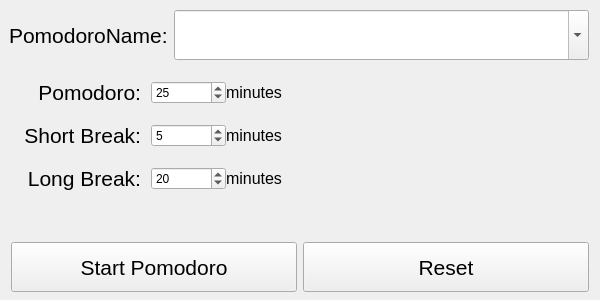
Old version of the form ui/TimerWindow.ui in the repository mayuso/Qomodoro.
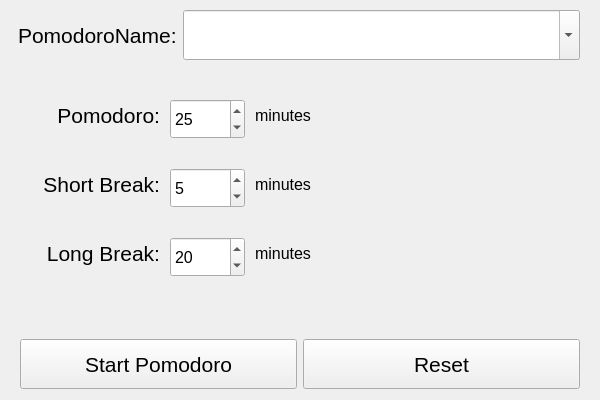
New version of the form. Custom widgets are drawn as their Qt base class.

Commit message: Improved alignment in Timer Window

```diff
--- a/ui/TimerWindow.ui
+++ b/ui/TimerWindow.ui
@@ -7,7 +7,7 @@
     <x>0</x>
     <y>0</y>
     <width>600</width>
-    <height>300</height>
+    <height>400</height>
    </rect>
   </property>
   <property name="windowTitle">
@@ -18,13 +18,13 @@
     <number>0</number>
    </property>
    <property name="leftMargin">
-    <number>0</number>
+    <number>9</number>
    </property>
    <property name="topMargin">
     <number>0</number>
    </property>
    <property name="rightMargin">
-    <number>0</number>
+    <number>9</number>
    </property>
    <property name="bottomMargin">
     <number>0</number>
@@ -94,6 +94,12 @@
           <height>50</height>
          </size>
         </property>
+        <property name="maximumSize">
+         <size>
+          <width>16777215</width>
+          <height>50</height>
+         </size>
+        </property>
         <property name="font">
          <font>
           <pointsize>16</pointsize>
@@ -156,7 +162,7 @@
            </property>
            <layout class="QHBoxLayout" name="horizontalLayout">
             <property name="spacing">
-             <number>0</number>
+             <number>10</number>
             </property>
             <property name="leftMargin">
              <number>0</number>
@@ -196,7 +202,7 @@
                <set>Qt::AlignRight|Qt::AlignTrailing|Qt::AlignVCenter</set>
               </property>
               <property name="indent">
-               <number>10</number>
+               <number>0</number>
               </property>
              </widget>
             </item>
@@ -211,15 +217,20 @@
               <property name="minimumSize">
                <size>
                 <width>75</width>
-                <height>0</height>
+                <height>40</height>
                </size>
               </property>
               <property name="maximumSize">
                <size>
                 <width>75</width>
-                <height>16777215</height>
+                <height>50</height>
                </size>
               </property>
+              <property name="font">
+               <font>
+                <pointsize>12</pointsize>
+               </font>
+              </property>
               <property name="minimum">
                <number>10</number>
               </property>
@@ -274,7 +285,7 @@
            </property>
            <layout class="QHBoxLayout" name="horizontalLayout_4">
             <property name="spacing">
-             <number>0</number>
+             <number>10</number>
             </property>
             <property name="leftMargin">
              <number>0</number>
@@ -314,7 +325,7 @@
                <set>Qt::AlignRight|Qt::AlignTrailing|Qt::AlignVCenter</set>
               </property>
               <property name="indent">
-               <number>10</number>
+               <number>0</number>
               </property>
              </widget>
             </item>
@@ -329,15 +340,20 @@
               <property name="minimumSize">
                <size>
                 <width>75</width>
-                <height>0</height>
+                <height>40</height>
                </size>
               </property>
               <property name="maximumSize">
                <size>
                 <width>75</width>
-                <height>16777215</height>
+                <height>50</height>
                </size>
               </property>
+              <property name="font">
+               <font>
+                <pointsize>12</pointsize>
+               </font>
+              </property>
               <property name="minimum">
                <number>1</number>
               </property>
@@ -392,7 +408,7 @@
            </property>
            <layout class="QHBoxLayout" name="horizontalLayout_3">
             <property name="spacing">
-             <number>0</number>
+             <number>10</number>
             </property>
             <property name="leftMargin">
              <number>0</number>
@@ -432,7 +448,7 @@
                <set>Qt::AlignRight|Qt::AlignTrailing|Qt::AlignVCenter</set>
               </property>
               <property name="indent">
-               <number>10</number>
+               <number>0</number>
               </property>
              </widget>
             </item>
@@ -447,15 +463,20 @@
               <property name="minimumSize">
                <size>
                 <width>75</width>
-                <height>0</height>
+                <height>40</height>
                </size>
               </property>
               <property name="maximumSize">
                <size>
                 <width>75</width>
-                <height>16777215</height>
+                <height>50</height>
                </size>
               </property>
+              <property name="font">
+               <font>
+                <pointsize>12</pointsize>
+               </font>
+              </property>
               <property name="minimum">
                <number>5</number>
               </property>
@@ -507,7 +528,7 @@
         </property>
         <property name="sizeHint" stdset="0">
          <size>
-          <width>30</width>
+          <width>20</width>
           <height>20</height>
          </size>
         </property>
@@ -525,7 +546,7 @@
          <string/>
         </property>
         <property name="alignment">
-         <set>Qt::AlignLeading|Qt::AlignLeft|Qt::AlignVCenter</set>
+         <set>Qt::AlignCenter</set>
         </property>
        </widget>
       </item>
```
The commit also changes 1 other file.
